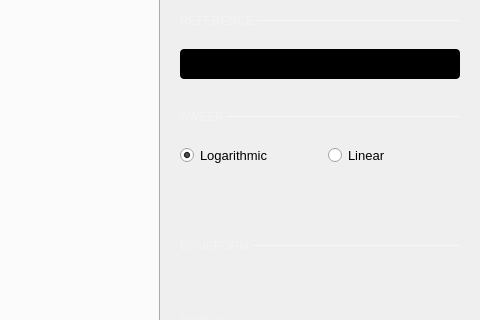
Old version of the form ui/network_analyzer.ui in the repository analogdevicesinc/scopy; both pictures show x 708 to 1188 and y 178 to 498 of the 1188 by 654 pixel window.
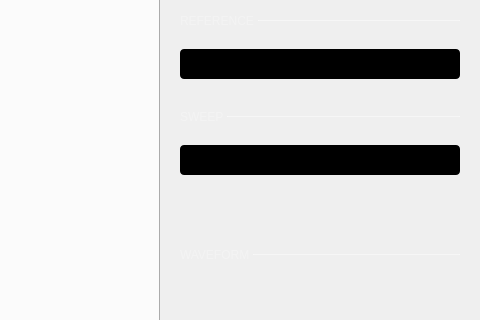
New version of the form. Icons and pictures are not drawn. Custom widgets are drawn as their Qt base class.

Commit message: NetworkAnalyzer: replaced logarithmic/linear radio buttons with a toggle button

```diff
--- a/ui/network_analyzer.ui
+++ b/ui/network_analyzer.ui
@@ -573,8 +573,8 @@
                  <rect>
                   <x>0</x>
                   <y>0</y>
-                  <width>320</width>
-                  <height>508</height>
+                  <width>322</width>
+                  <height>518</height>
                  </rect>
                 </property>
                 <layout class="QVBoxLayout" name="verticalLayout_11">
@@ -913,29 +913,6 @@
                      </property>
                     </spacer>
                    </item>
-                   <item row="1" column="1">
-                    <widget class="QRadioButton" name="isLinear">
-                     <property name="text">
-                      <string>Linear</string>
-                     </property>
-                     <attribute name="buttonGroup">
-                      <string notr="true">buttonGroup</string>
-                     </attribute>
-                    </widget>
-                   </item>
-                   <item row="1" column="0">
-                    <widget class="QRadioButton" name="isLog">
-                     <property name="text">
-                      <string>Logarithmic</string>
-                     </property>
-                     <property name="checked">
-                      <bool>true</bool>
-                     </property>
-                     <attribute name="buttonGroup">
-                      <string notr="true">buttonGroup</string>
-                     </attribute>
-                    </widget>
-                   </item>
                    <item row="2" column="1">
                     <widget class="adiscope::ScaleSpinButton" name="maxFreq" native="true">
                      <property name="units" stdset="0">
@@ -962,6 +939,93 @@
                      </property>
                     </widget>
                    </item>
+                   <item row="1" column="0" colspan="2">
+                    <widget class="adiscope::CustomSwitch" name="btnIsLog">
+                     <property name="styleSheet">
+                      <string notr="true">QPushButton {
+min-height: 30px;
+max-height: 30px;
+min-width: 280px;
+max-width: 280px;
+background-color: black;
+border-radius: 4px;
+}
+
+QPushButton:disabled {
+background-color: qlineargradient(spread:pad, x1:0.5, y1:0, x2:0.501, y2:0, stop:0 #727273, stop:1 #141416);
+}
+
+QWidget#handle {
+min-height: 30px;
+max-height: 30px;
+min-width: 142px;
+max-width: 142px;
+background-color: #4a64ff;
+border-radius: 2px;
+}
+
+QWidget#handle:disabled {
+background-color: #aaaaaa;
+}
+
+QLabel {
+margin-top: 6px;
+background-color: transparent;
+font-size: 16px;
+line-height: 19px;
+}
+
+QLabel#on {
+margin-top: 0px;
+min-height:30px;
+max-height:30px;
+min-width:140px;
+max-width:140px;
+qproperty-alignment: AlignCenter AlignCenter;
+margin-left: 0px;
+color: white;
+}
+
+QLabel#on:disabled {
+color: rgba(255,255,255,102);
+}
+
+QLabel#off {
+margin-top: 0px;
+min-height:30px;
+max-height:30px;
+min-width:140px;
+max-width:140px;
+margin-left: 140px;
+color: white;
+qproperty-alignment: AlignCenter AlignCenter;
+}
+
+QLabel#off:disabled {
+color: rgba(255,255,255,51);
+}
+</string>
+                     </property>
+                     <property name="text">
+                      <string/>
+                     </property>
+                     <property name="checkable">
+                      <bool>true</bool>
+                     </property>
+                     <property name="checked">
+                      <bool>true</bool>
+                     </property>
+                     <property name="leftText" stdset="0">
+                      <string>Logarithmic</string>
+                     </property>
+                     <property name="rightText" stdset="0">
+                      <string>Linear</string>
+                     </property>
+                     <property name="duration_ms" stdset="0">
+                      <number>0</number>
+                     </property>
+                    </widget>
+                   </item>
                   </layout>
                  </item>
                  <item>
```
Left out of the diff: 1 changed line with no effect on the pictures. The commit also changes 1 other file.
